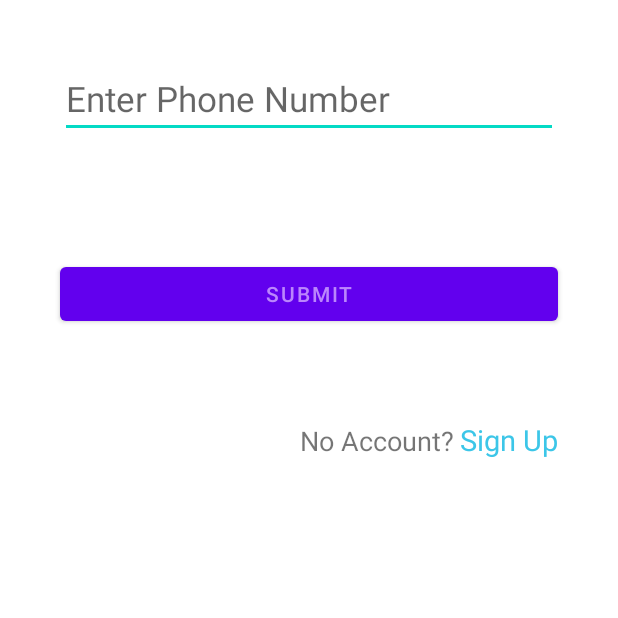
After one commit to Harika-Devarapalli/projectsample, an Android app: the LoginActivity screen opened directly, with no data from a screen before it, on a phone screen of 412 x 824 dp, the top half of it. The commit adds this screen. Run offline under Robolectric (Android 15) with nearby library versions, the phone set to English and light mode, and no system bars.

Commit message:
Login Should Start

```diff
--- a/app/build.gradle
+++ b/app/build.gradle
@@ -35,6 +35,7 @@ dependencies {
     implementation 'androidx.constraintlayout:constraintlayout:2.1.3'
     implementation 'androidx.legacy:legacy-support-v4:1.0.0'
     implementation 'com.google.firebase:firebase-database:20.0.5'
+    implementation 'com.google.firebase:firebase-auth:21.0.4'
     testImplementation 'junit:junit:4.13.2'
     androidTestImplementation 'androidx.test.ext:junit:1.1.3'
     androidTestImplementation 'androidx.test.espresso:espresso-core:3.4.0'
--- a/app/src/main/AndroidManifest.xml
+++ b/app/src/main/AndroidManifest.xml
@@ -9,6 +9,12 @@
         android:roundIcon="@mipmap/ic_launcher_round"
         android:supportsRtl="true"
         android:theme="@style/Theme.Project">
+        <activity
+            android:name=".OtpCheck"
+            android:exported="false" />
+        <activity
+            android:name=".LoginActivity"
+            android:exported="false" />
         <activity
             android:name=".MainActivity"
             android:exported="true">
--- /dev/null
+++ b/app/src/main/java/com/example/project/LoginActivity.java
@@ -0,0 +1,14 @@
+package com.example.project;
+
+import androidx.appcompat.app.AppCompatActivity;
+
+import android.os.Bundle;
+
+public class LoginActivity extends AppCompatActivity {
+
+    @Override
+    protected void onCreate(Bundle savedInstanceState) {
+        super.onCreate(savedInstanceState);
+        setContentView(R.layout.activity_login);
+    }
+}
--- /dev/null
+++ b/app/src/main/res/layout/activity_login.xml
@@ -0,0 +1,52 @@
+<?xml version="1.0" encoding="utf-8"?>
+<LinearLayout xmlns:android="http://schemas.android.com/apk/res/android"
+    xmlns:app="http://schemas.android.com/apk/res-auto"
+    xmlns:tools="http://schemas.android.com/tools"
+    android:layout_width="match_parent"
+    android:layout_height="match_parent"
+    android:orientation="vertical"
+    tools:context=".LoginActivity">
+
+    <EditText
+        android:layout_width="match_parent"
+        android:layout_height="wrap_content"
+        android:textSize="23dp"
+        android:hint="Enter Phone Number"
+        android:layout_margin="40dp"
+        android:id="@+id/input_phone_number"/>
+
+    <Button
+        android:layout_width="match_parent"
+        android:layout_height="wrap_content"
+        android:text="Submit"
+        android:layout_margin="40dp"
+        android:id="@+id/phone_submit_button"
+        />
+
+    <LinearLayout
+        android:layout_width="match_parent"
+        android:layout_height="wrap_content"
+        android:layout_gravity="right"
+        android:gravity="right"
+        android:layout_marginRight="40dp"
+
+        android:layout_marginTop="20dp"
+        android:orientation="horizontal">
+        <TextView
+            android:textSize="18dp"
+            android:layout_width="wrap_content"
+            android:layout_height="wrap_content"
+            android:layout_marginRight="4dp"
+            android:text="No Account?"/>
+
+        <TextView
+            android:id="@+id/signin_signup"
+            android:textSize="19dp"
+            android:layout_width="wrap_content"
+            android:layout_height="wrap_content"
+            android:textColor="#3CC6E8"
+            android:text="Sign Up"/>
+    </LinearLayout>
+
+
+</LinearLayout>
```
Also changed, not shown: app/src/main/java/com/example/project/MainActivity.java (+11 -1 lines), app/src/main/java/com/example/project/OtpCheck.java (added, +14 -0 lines), app/src/main/res/layout/activity_otp_check.xml (added, +9 -0 lines).
